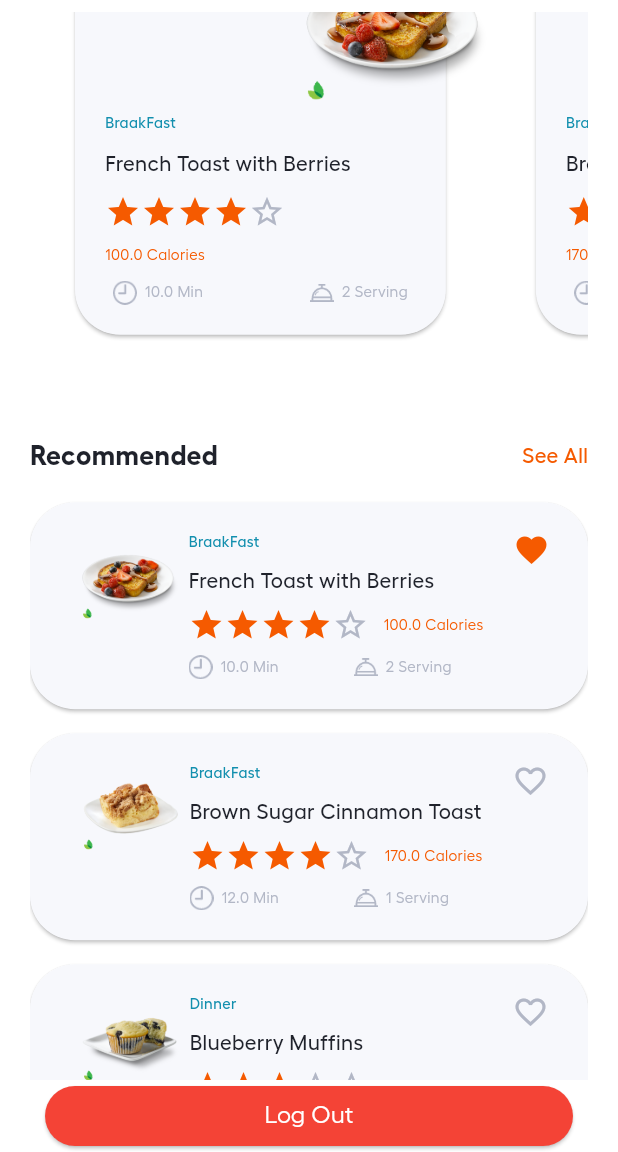
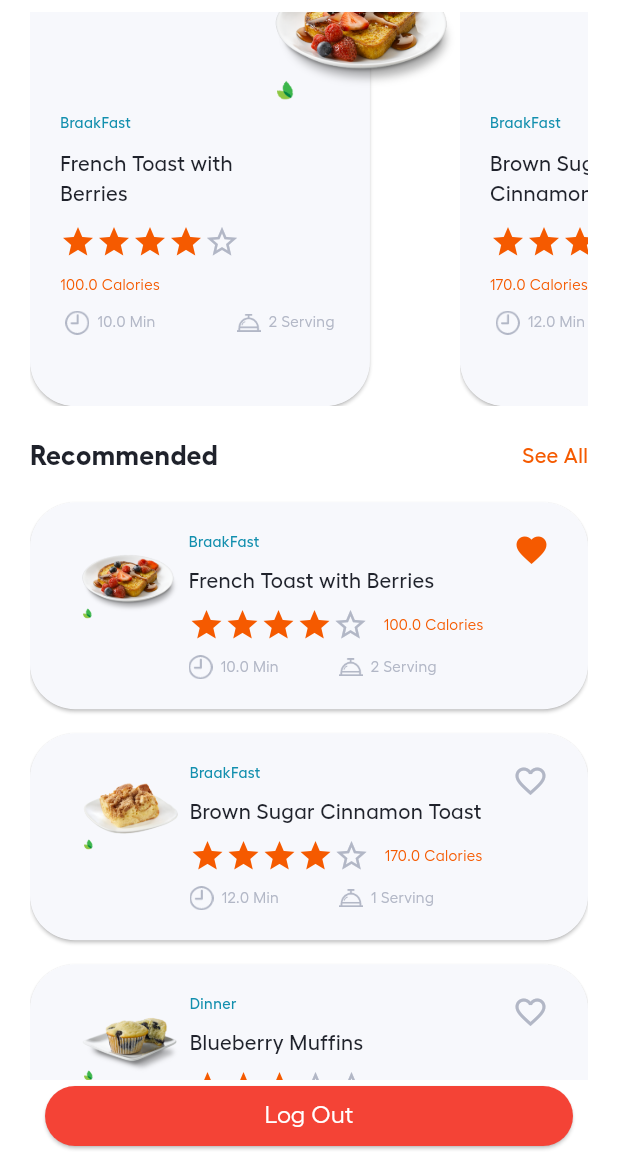
Before and after one commit to heba-T-Allah/recipe, a Flutter app: the HomeScreen screen opened by its route, scrolled down 576 dp, on a phone screen of 412 x 824 dp, the part 84-1236 px from its top. Run offline on Flutter 3.47's test engine with Material 3 defaults, Android fonts, the phone set to English and light mode, and no system bars; our stand-ins replace carousel_slider, dots_indicator, email_validator, shared_preferences; accounts and stored records are empty.

Commit message:
code enhancement

```diff
--- a/lib/resources/values_manager.dart
+++ b/lib/resources/values_manager.dart
@@ -6,6 +6,8 @@ class AppMargin {
   static const double m18 = 18.0;
   static const double m20 = 20.0;
   static const double m30 = 30.0;
+  static const double m60 = 60.0;
+
 }
 
 class AppPadding {
--- a/lib/view/home/widgets/prep_time_and_serving.dart
+++ b/lib/view/home/widgets/prep_time_and_serving.dart
@@ -37,7 +37,7 @@ class PrepTimeAndServing extends StatelessWidget {
             )
           ],
         ),
-        SizedBox(width: 50,),
+        SizedBox(width: 40,),
         Row(
           children: [
             Image.asset(
--- a/lib/view/home/widgets/row_card.dart
+++ b/lib/view/home/widgets/row_card.dart
@@ -29,26 +29,26 @@ class RowCards extends StatelessWidget {
             children: [
               Positioned(
                 child: SizedBox(
-                  // height: MediaQuery.of(context).size.height * .4,
                   child: Card(
-                      margin: const EdgeInsets.symmetric(horizontal: AppMargin.m30),
+                      margin: const EdgeInsets.only(right: AppMargin.m60),
                       color: ColorManager.backgroundGreyColor,
                       // elevation: 2,
                       shape: OutlineInputBorder(
                           borderRadius: BorderRadius.circular(AppSize.s30),
                           borderSide: BorderSide.none),
                       child: SizedBox(
-                        width: MediaQuery.of(context).size.width * .6,
+                        width: MediaQuery.of(context).size.width * .55,
+
                         child: Padding(
                           padding: const EdgeInsets.all( AppPadding.p20),
                           child:  Column(
                             mainAxisAlignment: MainAxisAlignment.start,
                             crossAxisAlignment: CrossAxisAlignment.start,
-                            mainAxisSize: MainAxisSize.min,
+                            mainAxisSize: MainAxisSize.max,
                             children: [
                               MyFavIcon(
                                   recipeList: recipeList, index: index),
-                              SizedBox(
+                              const SizedBox(
                                 width: AppSize.s90,
                                 height: AppSize.s90,
                               ),
@@ -56,24 +56,27 @@ class RowCards extends StatelessWidget {
                                 recipeList[index].mealType!,
                                 style: TextStyles.textStyleMedium10Blue,
                               ),
-                              SizedBox(
+                              const SizedBox(
                                 height: AppSize.s10,
                               ),
-                              Text(recipeList[index].title!,
-                                  style: TextStyles.textStyleMedium14Black),
                               SizedBox(
+                                width: 150,
+                                child: Text(recipeList[index].title!,
+                                    style: TextStyles.textStyleMedium14Black),
+                              ),
+                              const SizedBox(
                                 height: AppSize.s10,
                               ),
                               MyRatingBar(
                                   recipeList: recipeList, index: index),
-                              SizedBox(
+                              const SizedBox(
                                 height: AppSize.s10,
                               ),
                               Text(
                                 "${recipeList[index].calories!} Calories",
                                 style: TextStyles.textStyleRegular10Orange,
                               ),
-                              SizedBox(
+                              const SizedBox(
                                 height: AppSize.s10,
                               ),
                               PrepTimeAndServing(
```
Also changed, not shown: pubspec.lock.
